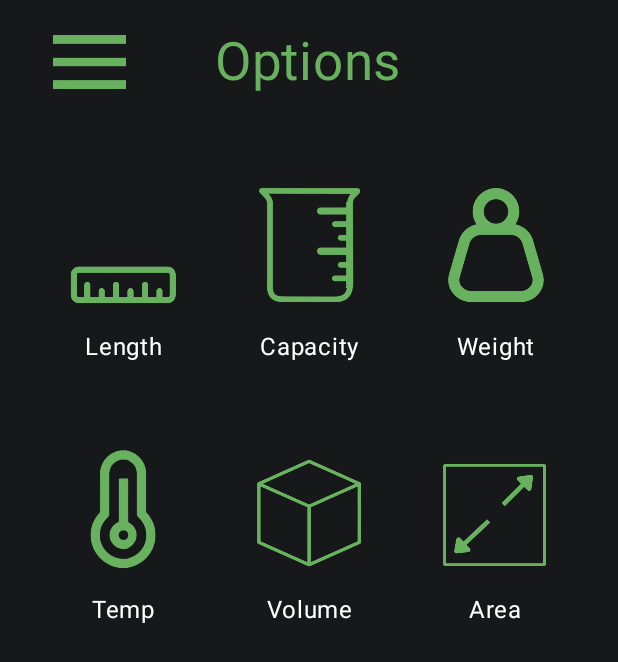
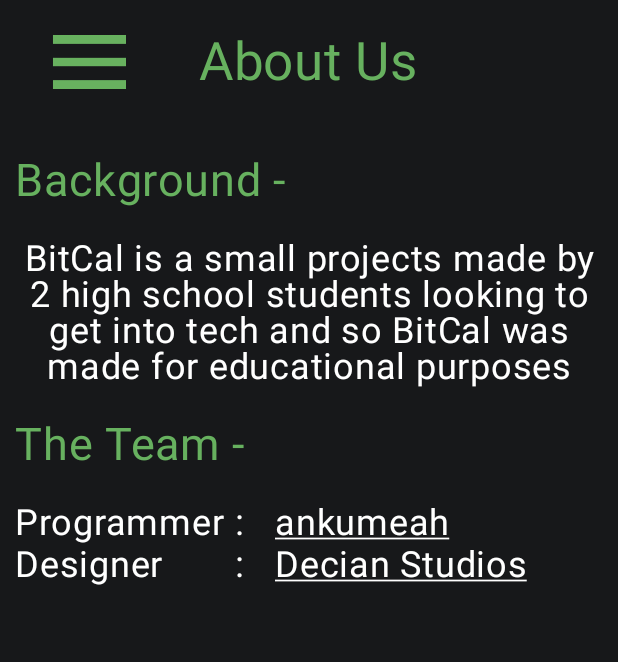
Before and after one commit to Ankumeah/Calculater, an Android app built with Jetpack Compose: the @Preview function PreviewScreen, on a phone screen of 412 x 824 dp. Shown: the top 662 px of the screen. Run offline under Robolectric (Android 15) with nearby library versions, the phone set to English and light mode, and no system bars.

Commit message:
added AboutUsScreen

```diff
--- /dev/null
+++ b/app/src/main/java/com/example/calculater/AboutUsScreen.kt
@@ -0,0 +1,120 @@
+package com.example.calculater
+
+import android.content.Context
+import android.content.Intent
+import android.net.Uri
+import android.widget.Toast
+import androidx.compose.foundation.background
+import androidx.compose.foundation.clickable
+import androidx.compose.foundation.layout.Box
+import androidx.compose.foundation.layout.Column
+import androidx.compose.foundation.layout.Row
+import androidx.compose.foundation.layout.Spacer
+import androidx.compose.foundation.layout.fillMaxSize
+import androidx.compose.foundation.layout.fillMaxWidth
+import androidx.compose.foundation.layout.height
+import androidx.compose.foundation.layout.padding
+import androidx.compose.foundation.layout.size
+import androidx.compose.material3.Text
+import androidx.compose.runtime.Composable
+import androidx.compose.ui.Alignment
+import androidx.compose.ui.Modifier
+import androidx.compose.ui.graphics.Color
+import androidx.compose.ui.platform.LocalContext
+import androidx.compose.ui.text.TextStyle
+import androidx.compose.ui.text.style.TextAlign
+import androidx.compose.ui.text.style.TextDecoration
+import androidx.compose.ui.tooling.preview.Preview
+import androidx.compose.ui.unit.TextUnit
+import androidx.compose.ui.unit.dp
+import androidx.compose.ui.unit.em
+import androidx.compose.ui.unit.sp
+import androidx.navigation.NavController
+import androidx.navigation.NavHostController
+import androidx.navigation.compose.rememberNavController
+import com.example.calculater.ui.theme.CalculaterTheme
+import com.example.calculater.ui.theme.DarkDarkGray
+import com.example.calculater.ui.theme.DullGreen
+import kotlin.contracts.contract
+import androidx.core.net.toUri
+
+@Composable
+fun AboutUsScreen(navController: NavHostController, modifier: Modifier = Modifier) {
+    Column(modifier = modifier
+        .fillMaxSize()
+        .background(DarkDarkGray)) {
+        Row(modifier = Modifier
+            .weight(0.1f)
+            .fillMaxSize()
+            .fillMaxSize()) {
+            Box(modifier = Modifier
+                .weight(0.25f)
+                .fillMaxSize()
+                .padding(start = 20.dp), contentAlignment = Alignment.CenterStart) {
+                MenuDropdown(navController = navController, currentPage = "About Us", color = DullGreen, modifier = Modifier.fillMaxWidth())
+            }
+            Box(modifier = Modifier
+                .weight(0.5f)
+                .fillMaxSize()
+                .padding(horizontal = 10.dp), contentAlignment = Alignment.Center) {
+                Text(text = "About Us", color = DullGreen, fontSize = 35.sp)
+            }
+            Box(modifier = Modifier
+                .weight(0.25f)
+                .fillMaxSize()
+                .padding(end = 20.dp), contentAlignment = Alignment.CenterEnd) {}
+        }
+        Column(modifier = Modifier
+            .weight(0.9f)
+            .fillMaxSize()
+            .padding(top = 20.dp, bottom = 10.dp, start = 10.dp, end = 10.dp)) {
+            Text(text = "Background -", color = DullGreen, fontSize = 30.sp)
+            Spacer(Modifier.height(20.dp))
+            Text(text = "BitCal is a small projects made by 2 high school students looking to get into tech and so BitCal was made for educational purposes",
+                color = Color.White, fontSize = 24.sp, textAlign = TextAlign.Center)
+            Spacer(Modifier.height(20.dp))
+            Text(text = "The Team -", color = DullGreen, fontSize = 30.sp)
+            Spacer(Modifier.height(20.dp))
+            Row {
+                Column {
+                    Text(text = "Programmer", color = Color.White, fontSize = 24.sp)
+                    Text(text = "Designer", color = Color.White, fontSize = 24.sp)
+                }
+                Column {
+                    Text(text = " :", color = Color.White, fontSize = 24.sp)
+                    Text(text = " :", color = Color.White, fontSize = 24.sp)
+                }
+                Spacer(Modifier.size(width = 20.dp, height = 0.dp))
+                Column {
+                    val context = LocalContext.current
+                    Text(text = "ankumeah", color = Color.White, fontSize = 24.sp, textDecoration = TextDecoration.Underline,
+                        modifier = Modifier.clickable{
+                            try {
+                                val intent = Intent(
+                                    Intent.ACTION_VIEW,
+                                    "https://github.com/ankumeah/".toUri()
+                                )
+                                context.startActivity(intent)
+                            }
+                            catch (e: Exception) {
+                                Toast.makeText(context, "Failed to open link", Toast.LENGTH_SHORT)
+                                    .show()
+                            }
+                        })
+                    Text(text = "Decian Studios", color = Color.White, fontSize = 24.sp, textDecoration = TextDecoration.Underline
+                    )
+                }
+            }
+        }
+    }
+}
+
+
+@Preview(showBackground = true)
+@Composable
+fun PreviewScreen() {
+    CalculaterTheme {
+        val navController = rememberNavController()
+        AboutUsScreen(navController = rememberNavController())
+    }
+}
--- a/app/src/main/java/com/example/calculater/MainActivity.kt
+++ b/app/src/main/java/com/example/calculater/MainActivity.kt
@@ -52,7 +52,7 @@ fun AppNavHost(navController: NavHostController, innerPadding: PaddingValues) {
         composable("Home") { Screen(history =  history, context = LocalContext.current, navController = navController, modifier = Modifier.padding(innerPadding)) }
         composable("History") { HistoryScreen(history = history, navController = navController, modifier = Modifier.padding(innerPadding)) }
         composable("Options") { OptionsScreen(navController = navController, modifier = Modifier.padding(innerPadding)) }
-        composable("About Us") { inDevScreen(innerPadding = innerPadding, navController = navController) }
+        composable("About Us") { AboutUsScreen(navController = navController, modifier = Modifier.padding(innerPadding)) }
 
         composable("Length") { OptionTemplate(navController = navController, option = "Length", modifier = Modifier.padding(innerPadding), context = LocalContext.current) }
         composable("Capacity") { OptionTemplate(navController = navController, option = "Capacity", modifier = Modifier.padding(innerPadding), context = LocalContext.current) }
--- a/app/src/main/java/com/example/calculater/OptionsScreen.kt
+++ b/app/src/main/java/com/example/calculater/OptionsScreen.kt
@@ -90,11 +90,11 @@ fun OptionsScreen(navController: NavHostController, modifier: Modifier = Modifie
     }
 }
 
-@Preview(showBackground = true)
-@Composable
-fun PreviewScreen() {
-    CalculaterTheme {
-        val navController = rememberNavController()
-        OptionsScreen(navController = rememberNavController())
-    }
-}
+//@Preview(showBackground = true)
+//@Composable
+//fun PreviewScreen() {
+//    CalculaterTheme {
+//        val navController = rememberNavController()
+//        OptionsScreen(navController = rememberNavController())
+//    }
+//}
```
